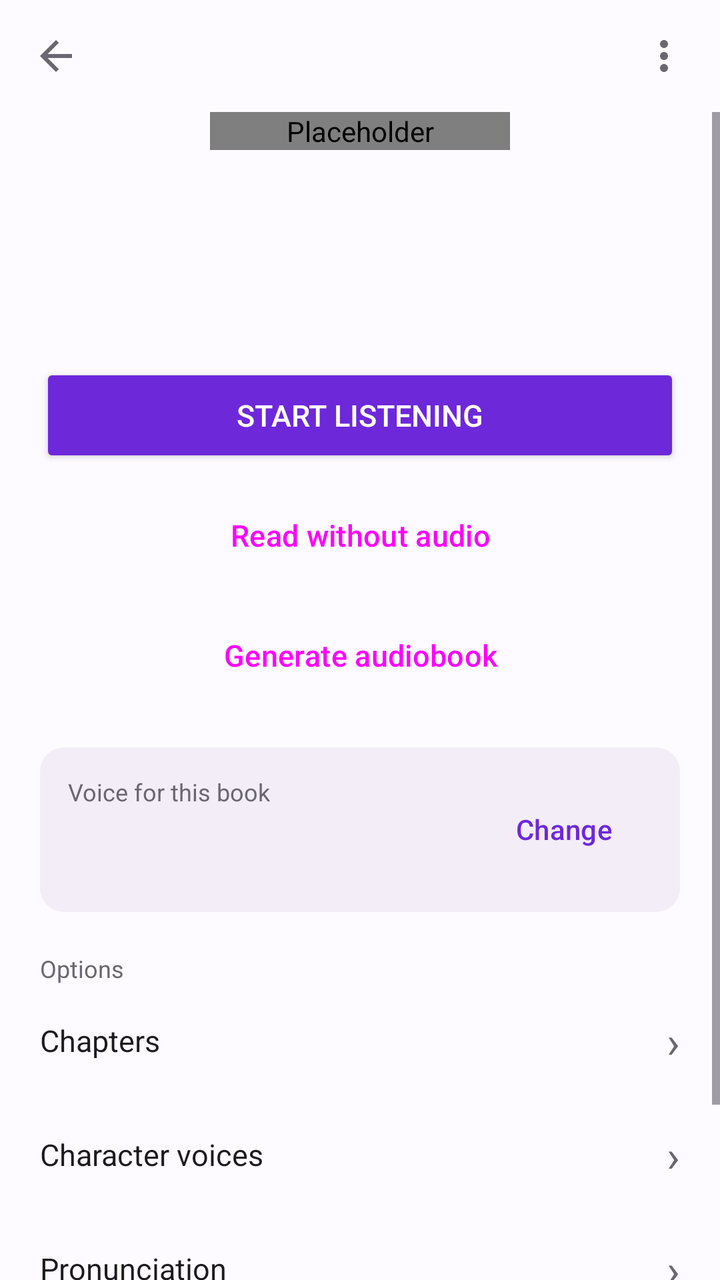
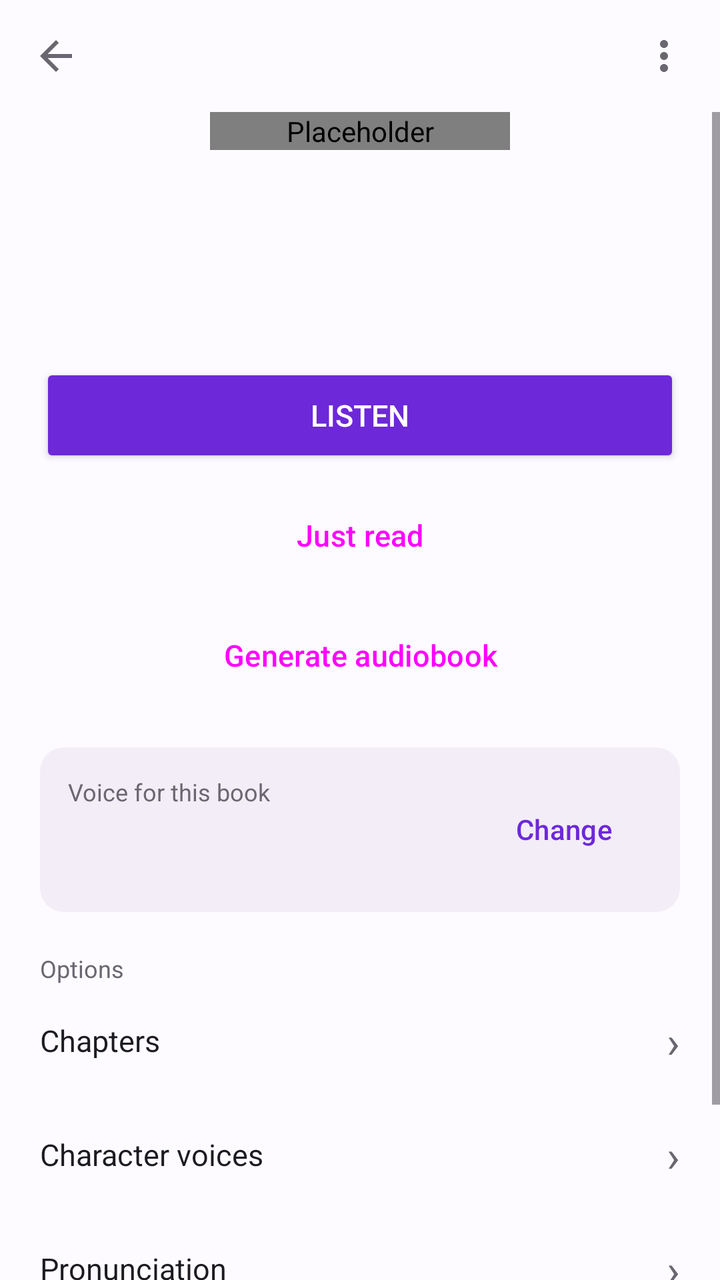

Screens rendered from an Android XML layout before and after an edit, with the pre-edit source and the edit as a unified diff.
<!-- AndroidManifest.xml: application theme AppTheme -->
<!-- res/layout/activity_livro.xml -->
<?xml version="1.0" encoding="utf-8"?>
<LinearLayout
    xmlns:android="http://schemas.android.com/apk/res/android"
    xmlns:app="http://schemas.android.com/apk/res-auto"
    android:layout_width="match_parent"
    android:layout_height="match_parent"
    android:orientation="vertical"
    android:background="@color/color_background"
    android:fitsSystemWindows="true">

    <LinearLayout
        android:layout_width="match_parent"
        android:layout_height="56dp"
        android:orientation="horizontal"
        android:paddingStart="4dp"
        android:paddingEnd="4dp"
        android:gravity="center_vertical">

        <ImageButton
            android:id="@+id/btnVoltarLivro"
            android:layout_width="48dp"
            android:layout_height="48dp"
            android:background="@android:color/transparent"
            android:src="@drawable/ic_voltar"
            app:tint="@color/color_on_surface_dim"
            android:contentDescription="@string/cd_voltar"
            android:tooltipText="@string/cd_voltar"/>

        <View
            android:layout_width="0dp"
            android:layout_height="1dp"
            android:layout_weight="1"/>

        <ImageButton
            android:id="@+id/btnMaisLivro"
            android:layout_width="48dp"
            android:layout_height="48dp"
            android:background="@android:color/transparent"
            android:src="@drawable/ic_mais"
            app:tint="@color/color_on_surface_dim"
            android:contentDescription="@string/cd_mais_opcoes"
            android:tooltipText="@string/cd_mais_opcoes"/>
    </LinearLayout>

    <ScrollView
        android:layout_width="match_parent"
        android:layout_height="0dp"
        android:layout_weight="1"
        android:overScrollMode="never"
        android:clipToPadding="false"
        android:paddingStart="@dimen/lyly_conteudo_pad_extra"
        android:paddingEnd="@dimen/lyly_conteudo_pad_extra">

        <LinearLayout
            android:layout_width="match_parent"
            android:layout_height="wrap_content"
            android:orientation="vertical"
            android:paddingStart="20dp"
            android:paddingEnd="20dp"
            android:paddingBottom="24dp">

            <com.jonjonesbr.audiobookgen.ui.CapaView
                android:id="@+id/ivLivroCapaGrande"
                android:layout_width="150dp"
                android:layout_height="wrap_content"
                android:layout_gravity="center_horizontal"
                android:scaleType="centerCrop"
                android:contentDescription="@null"/>

            <TextView
                android:id="@+id/tvLivroTituloGrande"
                android:layout_width="match_parent"
                android:layout_height="wrap_content"
                android:layout_marginTop="16dp"
                android:gravity="center"
                android:fontFamily="@font/literata"
                android:textColor="@color/color_on_surface"
                android:textSize="22sp"
                android:textStyle="bold"/>

            <TextView
                android:id="@+id/tvLivroAutorGrande"
                android:layout_width="match_parent"
                android:layout_height="wrap_content"
                android:layout_marginTop="4dp"
                android:gravity="center"
                android:textColor="@color/color_on_surface_muted"
                android:textSize="14sp"/>

            <TextView
                android:id="@+id/tvLivroMeta"
                android:layout_width="match_parent"
                android:layout_height="wrap_content"
                android:layout_marginTop="6dp"
                android:gravity="center"
                android:textColor="@color/color_on_surface_dim"
                android:textSize="12sp"/>

            <ProgressBar
                android:id="@+id/pbLivroProgresso"
                style="?android:attr/progressBarStyleHorizontal"
                android:layout_width="match_parent"
                android:layout_height="wrap_content"
                android:layout_marginTop="16dp"
                android:max="1000"
                android:visibility="gone"/>

            <TextView
                android:id="@+id/tvLivroProgresso"
                android:layout_width="match_parent"
                android:layout_height="wrap_content"
                android:layout_marginTop="4dp"
                android:textColor="@color/color_on_surface_dim"
                android:textSize="12sp"
                android:visibility="gone"/>

            <Button
                android:id="@+id/btnLivroContinuar"
                android:layout_width="match_parent"
                android:layout_height="wrap_content"
                android:minHeight="52dp"
                android:layout_marginTop="16dp"
                android:text="@string/livro_comecar"
                android:textSize="15sp"
                android:backgroundTint="?attr/colorPrimary"
                android:textColor="?attr/colorOnPrimary"/>

            
            <Button
                android:id="@+id/btnLivroLeituraGuiada"
                style="@style/Widget.Material3.Button.OutlinedButton"
                android:layout_width="match_parent"
                android:layout_height="wrap_content"
                android:minHeight="52dp"
                android:layout_marginTop="8dp"
                android:text="@string/livro_ouvir_outra_voz"
                android:textSize="15sp"
                android:visibility="gone"/>

            <Button
                android:id="@+id/btnLivroLerSemAudio"
                style="@style/Widget.Material3.Button.OutlinedButton"
                android:layout_width="match_parent"
                android:layout_height="wrap_content"
                android:minHeight="52dp"
                android:layout_marginTop="8dp"
                android:text="@string/livro_ler_sem_audio"
                android:textSize="15sp"/>

            <Button
                android:id="@+id/btnLivroGerarAudiobook"
                style="@style/Widget.Material3.Button.TonalButton"
                android:layout_width="match_parent"
                android:layout_height="wrap_content"
                android:minHeight="52dp"
                android:layout_marginTop="8dp"
                android:text="@string/bib_acao_audiobook"
                android:textSize="15sp"/>

            <LinearLayout
                android:layout_width="match_parent"
                android:layout_height="wrap_content"
                android:layout_marginTop="20dp"
                android:orientation="horizontal"
                android:gravity="center_vertical"
                android:padding="14dp"
                android:background="@drawable/bg_card">

                <LinearLayout
                    android:layout_width="0dp"
                    android:layout_height="wrap_content"
                    android:layout_weight="1"
                    android:orientation="vertical">

                    <TextView
                        android:layout_width="match_parent"
                        android:layout_height="wrap_content"
                        android:text="@string/livro_voz_titulo"
                        android:textColor="@color/color_on_surface_dim"
                        android:textSize="12sp"/>

                    <TextView
                        android:id="@+id/tvLivroVozNome"
                        android:layout_width="match_parent"
                        android:layout_height="wrap_content"
                        android:textColor="@color/color_on_surface"
                        android:textSize="16sp"
                        android:textStyle="bold"/>

                    <TextView
                        android:id="@+id/tvLivroVozDetalhe"
                        android:layout_width="match_parent"
                        android:layout_height="wrap_content"
                        android:textColor="@color/color_on_surface_muted"
                        android:textSize="12sp"/>
                </LinearLayout>

                <Button
                    android:id="@+id/btnTrocarVozLivro"
                    style="@style/Widget.Material3.Button.TextButton"
                    android:layout_width="wrap_content"
                    android:layout_height="wrap_content"
                    android:text="@string/livro_trocar"
                    android:textColor="?attr/colorPrimary"/>
            </LinearLayout>

            <TextView
                android:layout_width="match_parent"
                android:layout_height="wrap_content"
                android:layout_marginTop="20dp"
                android:text="@string/livro_opcoes_titulo"
                android:textColor="@color/color_on_surface_dim"
                android:textSize="12sp"/>

            <LinearLayout
                android:id="@+id/linhaCapitulosLivro"
                android:layout_width="match_parent"
                android:layout_height="wrap_content"
                android:minHeight="56dp"
                android:gravity="center_vertical"
                android:orientation="horizontal"
                android:background="?attr/selectableItemBackground"
                android:clickable="true"
                android:focusable="true">

                <TextView
                    android:layout_width="0dp"
                    android:layout_height="wrap_content"
                    android:layout_weight="1"
                    android:text="@string/livro_op_capitulos"
                    android:textColor="@color/color_on_surface"
                    android:textSize="15sp"/>

                <TextView
                    android:layout_width="wrap_content"
                    android:layout_height="wrap_content"
                    android:text="›"
                    android:textColor="@color/color_on_surface_dim"
                    android:textSize="22sp"
                    android:importantForAccessibility="no"/>
            </LinearLayout>

            <View android:layout_width="match_parent" android:layout_height="1dp" android:background="@color/color_divider"/>

            <LinearLayout
                android:id="@+id/linhaPersonagensLivro"
                android:layout_width="match_parent"
                android:layout_height="wrap_content"
                android:minHeight="56dp"
                android:gravity="center_vertical"
                android:orientation="horizontal"
                android:background="?attr/selectableItemBackground"
                android:clickable="true"
                android:focusable="true">

                <TextView
                    android:layout_width="0dp"
                    android:layout_height="wrap_content"
                    android:layout_weight="1"
                    android:text="@string/livro_op_personagens"
                    android:textColor="@color/color_on_surface"
                    android:textSize="15sp"/>

                <TextView
                    android:layout_width="wrap_content"
                    android:layout_height="wrap_content"
                    android:text="›"
                    android:textColor="@color/color_on_surface_dim"
                    android:textSize="22sp"
                    android:importantForAccessibility="no"/>
            </LinearLayout>

            <View android:layout_width="match_parent" android:layout_height="1dp" android:background="@color/color_divider"/>

            <LinearLayout
                android:id="@+id/linhaPronunciaLivro"
                android:layout_width="match_parent"
                android:layout_height="wrap_content"
                android:minHeight="56dp"
                android:gravity="center_vertical"
                android:orientation="horizontal"
                android:background="?attr/selectableItemBackground"
                android:clickable="true"
                android:focusable="true">

                <TextView
                    android:layout_width="0dp"
                    android:layout_height="wrap_content"
                    android:layout_weight="1"
                    android:text="@string/livro_op_pronuncia"
                    android:textColor="@color/color_on_surface"
                    android:textSize="15sp"/>

                <TextView
                    android:layout_width="wrap_content"
                    android:layout_height="wrap_content"
                    android:text="›"
                    android:textColor="@color/color_on_surface_dim"
                    android:textSize="22sp"
                    android:importantForAccessibility="no"/>
            </LinearLayout>

            <View android:layout_width="match_parent" android:layout_height="1dp" android:background="@color/color_divider"/>

            <LinearLayout
                android:id="@+id/linhaTimbreLivro"
                android:layout_width="match_parent"
                android:layout_height="wrap_content"
                android:minHeight="56dp"
                android:gravity="center_vertical"
                android:orientation="horizontal"
                android:background="?attr/selectableItemBackground"
                android:clickable="true"
                android:focusable="true">

                <TextView
                    android:layout_width="0dp"
                    android:layout_height="wrap_content"
                    android:layout_weight="1"
                    android:text="@string/livro_op_timbre"
                    android:textColor="@color/color_on_surface"
                    android:textSize="15sp"/>

                <TextView
                    android:layout_width="wrap_content"
                    android:layout_height="wrap_content"
                    android:text="›"
                    android:textColor="@color/color_on_surface_dim"
                    android:textSize="22sp"
                    android:importantForAccessibility="no"/>
            </LinearLayout>
        </LinearLayout>
    </ScrollView>

    <include
        layout="@layout/view_mini_player"
        android:layout_width="match_parent"
        android:layout_height="wrap_content"/>
</LinearLayout>
<!-- res/layout/view_mini_player.xml (included above) -->
<?xml version="1.0" encoding="utf-8"?>
<LinearLayout
    xmlns:android="http://schemas.android.com/apk/res/android"
    xmlns:app="http://schemas.android.com/apk/res-auto"
    android:id="@+id/miniPlayerRoot"
    android:layout_width="match_parent"
    android:layout_height="wrap_content"
    android:orientation="vertical"
    android:background="@color/color_surface"
    android:elevation="8dp"
    android:visibility="gone">

    <View
        android:layout_width="match_parent"
        android:layout_height="1dp"
        android:background="@color/color_divider"/>

    
    <LinearLayout
        android:id="@+id/guidedIndicatorBar"
        android:layout_width="match_parent"
        android:layout_height="52dp"
        android:orientation="horizontal"
        android:gravity="center_vertical"
        android:paddingStart="14dp"
        android:paddingEnd="8dp"
        android:background="@color/color_surface"
        android:visibility="gone">

        <TextView
            android:id="@+id/guidedIndicatorText"
            android:layout_width="0dp"
            android:layout_height="wrap_content"
            android:layout_weight="1"
            android:maxLines="1"
            android:ellipsize="end"
            android:textSize="13sp"
            android:textStyle="bold"
            android:textColor="@color/color_on_surface"/>

        <ImageButton
            android:id="@+id/guidedIndicatorPlayPause"
            android:layout_width="48dp"
            android:layout_height="48dp"
            android:layout_marginEnd="4dp"
            android:background="@drawable/bg_botao_tocar"
            android:padding="12dp"
            android:src="@drawable/ic_player_pause"
            app:tint="?attr/colorOnPrimary"
            android:contentDescription="@string/cd_play_pause"
            android:tooltipText="@string/cd_play_pause"/>

        
        <ImageButton
            android:id="@+id/guidedIndicatorFechar"
            android:layout_width="48dp"
            android:layout_height="48dp"
            android:background="@android:color/transparent"
            android:padding="8dp"
            android:src="@drawable/ic_player_fechar"
            app:tint="@color/color_on_surface_muted"
            android:contentDescription="@string/cd_fechar_leitura_guiada"
            android:tooltipText="@string/cd_fechar_leitura_guiada"/>

    </LinearLayout>

    <LinearLayout
        android:id="@+id/miniPlayerBar"
        android:layout_width="match_parent"
        android:layout_height="56dp"
        android:orientation="horizontal"
        android:gravity="center_vertical"
        android:paddingStart="12dp"
        android:paddingEnd="8dp">

        <TextView
            android:id="@+id/miniPlayerNome"
            android:layout_width="0dp"
            android:layout_height="wrap_content"
            android:layout_weight="1"
            android:maxLines="1"
            android:ellipsize="end"
            android:textSize="13sp"
            android:textStyle="bold"
            android:textColor="@color/color_on_surface"/>

        <ImageButton
            android:id="@+id/miniPlayerPlayPause"
            android:layout_width="48dp"
            android:layout_height="48dp"
            android:layout_marginEnd="4dp"
            android:background="@drawable/bg_botao_tocar"
            android:padding="12dp"
            android:src="@drawable/ic_player_play"
            app:tint="?attr/colorOnPrimary"
            android:contentDescription="@string/cd_play_pause"
            android:tooltipText="@string/cd_play_pause"/>

        <ImageButton
            android:id="@+id/miniPlayerExpandir"
            android:layout_width="48dp"
            android:layout_height="48dp"
            android:background="@android:color/transparent"
            android:padding="6dp"
            android:src="@android:drawable/arrow_up_float"
            app:tint="@color/color_on_surface_muted"
            android:contentDescription="@string/cd_expandir_player"
            android:tooltipText="@string/cd_expandir_player"/>

        
        <ImageButton
            android:id="@+id/miniPlayerFechar"
            android:layout_width="48dp"
            android:layout_height="48dp"
            android:background="@android:color/transparent"
            android:padding="8dp"
            android:src="@drawable/ic_player_fechar"
            app:tint="@color/color_on_surface_muted"
            android:contentDescription="@string/cd_fechar_player"
            android:tooltipText="@string/cd_fechar_player"/>

    </LinearLayout>

    <LinearLayout
        android:id="@+id/miniPlayerExpanded"
        android:layout_width="match_parent"
        android:layout_height="wrap_content"
        android:orientation="vertical"
        android:paddingStart="12dp"
        android:paddingEnd="12dp"
        android:paddingBottom="8dp"
        android:visibility="gone">

        <TextView
            android:id="@+id/miniPlayerTempo"
            android:layout_width="match_parent"
            android:layout_height="wrap_content"
            android:gravity="end"
            android:textSize="12sp"
            android:textColor="@color/color_on_surface_muted"
            android:text="@string/tempo_inicial"/>

        <SeekBar
            android:id="@+id/miniPlayerSeek"
            android:contentDescription="@string/cd_posicao_audio"
            android:layout_width="match_parent"
            android:layout_height="wrap_content"
            android:progressTint="@color/color_primary"/>

        
        <LinearLayout
            android:layout_width="match_parent"
            android:layout_height="wrap_content"
            android:gravity="center"
            android:orientation="horizontal"
            android:layout_marginTop="4dp">

            <Button
                android:id="@+id/miniPlayerRecuar"
                style="@style/Widget.Material3.Button.TextButton"
                android:layout_width="0dp"
                android:layout_height="wrap_content"
                android:layout_weight="1"
                android:minWidth="0dp"
                android:text="@string/mini_player_recuar"
                android:textColor="@color/color_on_surface"
                android:textSize="15sp"/>

            <ImageButton
                android:id="@+id/miniPlayerPlayPauseGrande"
                android:layout_width="56dp"
                android:layout_height="56dp"
                android:padding="14dp"
                android:background="@drawable/bg_botao_tocar"
                android:src="@drawable/ic_player_play"
                app:tint="?attr/colorOnPrimary"
                android:contentDescription="@string/cd_play_pause"
                android:tooltipText="@string/cd_play_pause"/>

            <Button
                android:id="@+id/miniPlayerAvancar"
                style="@style/Widget.Material3.Button.TextButton"
                android:layout_width="0dp"
                android:layout_height="wrap_content"
                android:layout_weight="1"
                android:minWidth="0dp"
                android:text="@string/mini_player_avancar"
                android:textColor="@color/color_on_surface"
                android:textSize="15sp"/>

        </LinearLayout>

        <LinearLayout
            android:layout_width="match_parent"
            android:layout_height="wrap_content"
            android:orientation="horizontal"
            android:layout_marginTop="4dp">

            <Button
                android:id="@+id/miniPlayerVel075"
                style="@style/Widget.Material3.Button.TextButton"
                android:layout_width="0dp"
                android:layout_height="wrap_content"
                android:layout_weight="1"
                android:minWidth="0dp"
                android:paddingStart="2dp"
                android:paddingEnd="2dp"
                android:maxLines="1"
                android:text="@string/mini_player_vel_075"
                android:textColor="@color/color_on_surface"
                android:textSize="13sp"/>

            <Button
                android:id="@+id/miniPlayerVel100"
                style="@style/Widget.Material3.Button.TextButton"
                android:layout_width="0dp"
                android:layout_height="wrap_content"
                android:layout_weight="1"
                android:minWidth="0dp"
                android:paddingStart="2dp"
                android:paddingEnd="2dp"
                android:maxLines="1"
                android:text="@string/mini_player_vel_100"
                android:textColor="@color/color_on_surface"
                android:textSize="13sp"/>

            <Button
                android:id="@+id/miniPlayerVel125"
                style="@style/Widget.Material3.Button.TextButton"
                android:layout_width="0dp"
                android:layout_height="wrap_content"
                android:layout_weight="1"
                android:minWidth="0dp"
                android:paddingStart="2dp"
                android:paddingEnd="2dp"
                android:maxLines="1"
                android:text="@string/mini_player_vel_125"
                android:textColor="@color/color_on_surface"
                android:textSize="13sp"/>

            <Button
                android:id="@+id/miniPlayerVel150"
                style="@style/Widget.Material3.Button.TextButton"
                android:layout_width="0dp"
                android:layout_height="wrap_content"
                android:layout_weight="1"
                android:minWidth="0dp"
                android:paddingStart="2dp"
                android:paddingEnd="2dp"
                android:maxLines="1"
                android:text="@string/mini_player_vel_150"
                android:textColor="@color/color_on_surface"
                android:textSize="13sp"/>

            <Button
                android:id="@+id/miniPlayerVel200"
                style="@style/Widget.Material3.Button.TextButton"
                android:layout_width="0dp"
                android:layout_height="wrap_content"
                android:layout_weight="1"
                android:minWidth="0dp"
                android:paddingStart="2dp"
                android:paddingEnd="2dp"
                android:maxLines="1"
                android:text="@string/mini_player_vel_200"
                android:textColor="@color/color_on_surface"
                android:textSize="13sp"/>

        </LinearLayout>

        <LinearLayout
            android:layout_width="match_parent"
            android:layout_height="wrap_content"
            android:orientation="horizontal"
            android:layout_marginTop="4dp">

            <Button
                android:id="@+id/miniPlayerSleepTimer"
                style="@style/Widget.Material3.Button.TextButton"
                android:layout_width="0dp"
                android:layout_height="wrap_content"
                android:layout_weight="1"
                android:minWidth="0dp"
                android:maxLines="1"
                android:text="😴"
                android:textSize="14sp"
                android:textColor="@color/color_on_surface"
                android:contentDescription="@string/cd_sleep_timer"/>

            <Button
                android:id="@+id/miniPlayerLerLivro"
                android:layout_width="0dp"
                android:layout_weight="1"
                android:minWidth="0dp"
                android:maxLines="2"
                android:layout_height="wrap_content"
                android:text="@string/mini_player_ler_livro"
                android:textColor="@color/color_on_surface"
                android:textSize="14sp"
                android:visibility="gone"
                style="@style/Widget.Material3.Button.TextButton"/>

            <Button
                android:id="@+id/miniPlayerCapitulos"
                android:layout_width="0dp"
                android:layout_weight="1"
                android:minWidth="0dp"
                android:maxLines="2"
                android:layout_height="wrap_content"
                android:text="@string/action_capitulos"
                android:textColor="@color/color_on_surface"
                android:textSize="14sp"
                android:visibility="gone"
                style="@style/Widget.Material3.Button.TextButton"/>

        </LinearLayout>

    </LinearLayout>

</LinearLayout>
<!-- resources referenced by this layout -->
<resources>
  <dimen name="lyly_conteudo_pad_extra">0dp</dimen>
  <!-- drawable bg_botao_tocar (drawable) -->
  <?xml version="1.0" encoding="utf-8"?>
  <shape xmlns:android="http://schemas.android.com/apk/res/android"
      android:shape="oval">
      <solid android:color="?attr/colorPrimary"/>
  </shape>
  <!-- drawable bg_card (drawable) -->
  <?xml version="1.0" encoding="utf-8"?>
  <shape xmlns:android="http://schemas.android.com/apk/res/android"
      android:shape="rectangle">
      <solid android:color="@color/color_surface"/>
      <corners android:radius="12dp"/>
  </shape>
  <!-- drawable ic_player_pause (drawable) -->
  <?xml version="1.0" encoding="utf-8"?>
  <vector xmlns:android="http://schemas.android.com/apk/res/android"
      android:width="24dp"
      android:height="24dp"
      android:viewportWidth="24"
      android:viewportHeight="24">
      <path
          android:fillColor="#FFFFFFFF"
          android:pathData="M6,19h4V5H6v14zM14,5v14h4V5h-4z"/>
  </vector>
  <!-- drawable ic_player_play (drawable) -->
  <?xml version="1.0" encoding="utf-8"?>
  <vector xmlns:android="http://schemas.android.com/apk/res/android"
      android:width="24dp"
      android:height="24dp"
      android:viewportWidth="24"
      android:viewportHeight="24">
      <path
          android:fillColor="#FFFFFFFF"
          android:pathData="M8,5v14l11,-7z"/>
  </vector>
  <string name="action_capitulos">Chapters</string>
  <string name="bib_acao_audiobook">Generate audiobook</string>
  <string name="cd_expandir_player">Expand player</string>
  <string name="cd_fechar_leitura_guiada">Close guided reading</string>
  <string name="cd_fechar_player">Close player</string>
  <string name="cd_mais_opcoes">More options</string>
  <string name="cd_play_pause">Play/Pause</string>
  <string name="cd_posicao_audio">Playback position</string>
  <string name="cd_sleep_timer">Sleep timer</string>
  <string name="cd_voltar">Back</string>
  <string name="livro_comecar">Start listening</string>
  <string name="livro_ler_sem_audio">Read without audio</string>
  <string name="livro_op_capitulos">Chapters</string>
  <string name="livro_op_personagens">Character voices</string>
  <string name="livro_op_pronuncia">Pronunciation</string>
  <string name="livro_op_timbre">Voice pitch</string>
  <string name="livro_opcoes_titulo">Options</string>
  <string name="livro_ouvir_outra_voz">Listen with another voice (guided reading)</string>
  <string name="livro_trocar">Change</string>
  <string name="livro_voz_titulo">Voice for this book</string>
  <string name="mini_player_avancar">+15s</string>
  <string name="mini_player_ler_livro">📖 Read this book</string>
  <string name="mini_player_recuar">-15s</string>
  <string name="mini_player_vel_075">0.75x</string>
  <string name="mini_player_vel_100">1x</string>
  <string name="mini_player_vel_125">1.25x</string>
  <string name="mini_player_vel_150">1.5x</string>
  <string name="mini_player_vel_200">2x</string>
  <string name="tempo_inicial">0:00 / 0:00</string>
  <style name="LylyTransicao">
          <item name="android:activityOpenEnterAnimation">@anim/fade_in</item>
          <item name="android:activityOpenExitAnimation">@anim/fade_out</item>
          <item name="android:activityCloseEnterAnimation">@anim/fade_in</item>
          <item name="android:activityCloseExitAnimation">@anim/fade_out</item>
      </style>
  <style name="LylyFolhaDialogo" parent="ThemeOverlay.Material3.BottomSheetDialog">
          <item name="bottomSheetStyle">@style/LylyFolha</item>
      </style>
  <style name="LylyFolha" parent="Widget.Material3.BottomSheet.Modal">
          <item name="behavior_skipCollapsed">true</item>
      </style>
  <!-- unchanged entries left out for length: 6 -->
</resources>

<!-- the commit's change to res/layout/activity_livro.xml (unified diff, before → after) -->
@@ -120,32 +120,40 @@
                 android:layout_height="wrap_content"
                 android:minHeight="52dp"
                 android:layout_marginTop="16dp"
-                android:text="@string/livro_comecar"
+                android:text="@string/livro_ouvir"
                 android:textSize="15sp"
                 android:backgroundTint="?attr/colorPrimary"
                 android:textColor="?attr/colorOnPrimary"/>
 
             
-            <Button
-                android:id="@+id/btnLivroLeituraGuiada"
-                style="@style/Widget.Material3.Button.OutlinedButton"
-                android:layout_width="match_parent"
-                android:layout_height="wrap_content"
-                android:minHeight="52dp"
+            <LinearLayout
+                android:layout_width="match_parent"
+                android:layout_height="wrap_content"
                 android:layout_marginTop="8dp"
-                android:text="@string/livro_ouvir_outra_voz"
-                android:textSize="15sp"
-                android:visibility="gone"/>
-
-            <Button
-                android:id="@+id/btnLivroLerSemAudio"
-                style="@style/Widget.Material3.Button.OutlinedButton"
-                android:layout_width="match_parent"
-                android:layout_height="wrap_content"
-                android:minHeight="52dp"
-                android:layout_marginTop="8dp"
-                android:text="@string/livro_ler_sem_audio"
-                android:textSize="15sp"/>
+                android:orientation="horizontal">
+
+                <Button
+                    android:id="@+id/btnLivroLeituraGuiada"
+                    style="@style/Widget.Material3.Button.OutlinedButton"
+                    android:layout_width="0dp"
+                    android:layout_height="wrap_content"
+                    android:layout_weight="1"
+                    android:layout_marginEnd="8dp"
+                    android:minHeight="52dp"
+                    android:text="@string/livro_leitura_guiada"
+                    android:textSize="15sp"
+                    android:visibility="gone"/>
+
+                <Button
+                    android:id="@+id/btnLivroLerSemAudio"
+                    style="@style/Widget.Material3.Button.OutlinedButton"
+                    android:layout_width="0dp"
+                    android:layout_height="wrap_content"
+                    android:layout_weight="1"
+                    android:minHeight="52dp"
+                    android:text="@string/livro_so_ler"
+                    android:textSize="15sp"/>
+            </LinearLayout>
 
             <Button
                 android:id="@+id/btnLivroGerarAudiobook"
<!-- resource entries referenced after the edit -->
@@ -46,14 +46,14 @@
   <string name="cd_posicao_audio">Playback position</string>
   <string name="cd_sleep_timer">Sleep timer</string>
   <string name="cd_voltar">Back</string>
-  <string name="livro_comecar">Start listening</string>
-  <string name="livro_ler_sem_audio">Read without audio</string>
+  <string name="livro_leitura_guiada">Guided reading</string>
   <string name="livro_op_capitulos">Chapters</string>
   <string name="livro_op_personagens">Character voices</string>
   <string name="livro_op_pronuncia">Pronunciation</string>
   <string name="livro_op_timbre">Voice pitch</string>
   <string name="livro_opcoes_titulo">Options</string>
-  <string name="livro_ouvir_outra_voz">Listen with another voice (guided reading)</string>
+  <string name="livro_ouvir">Listen</string>
+  <string name="livro_so_ler">Just read</string>
   <string name="livro_trocar">Change</string>
   <string name="livro_voz_titulo">Voice for this book</string>
   <string name="mini_player_avancar">+15s</string>
